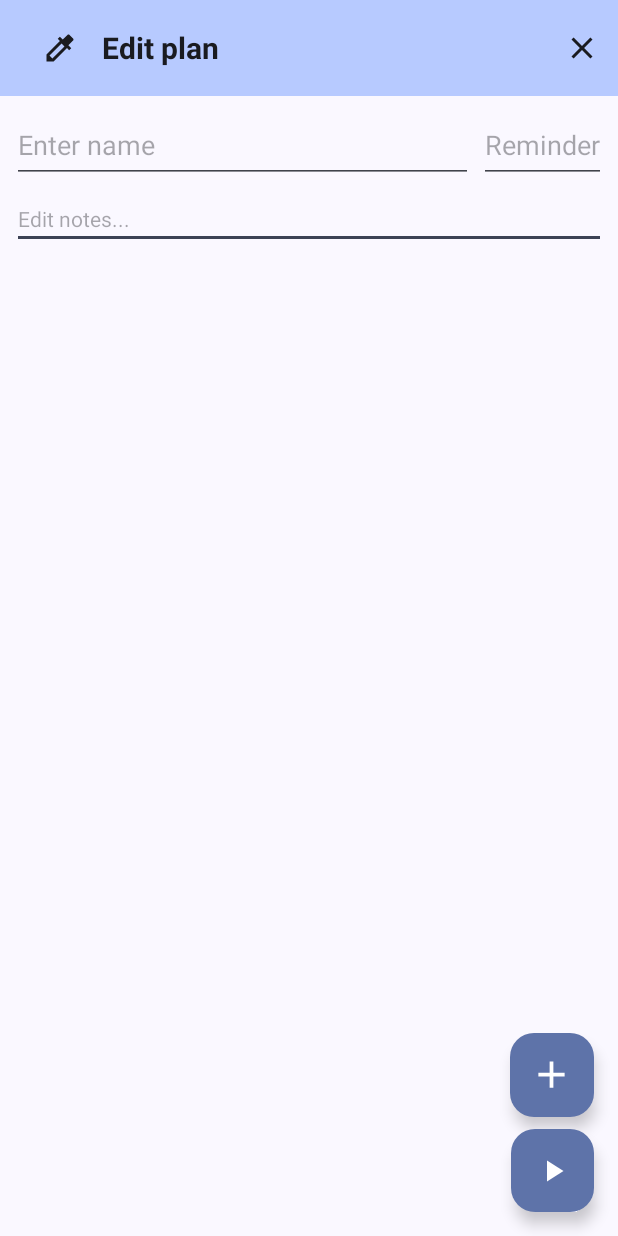
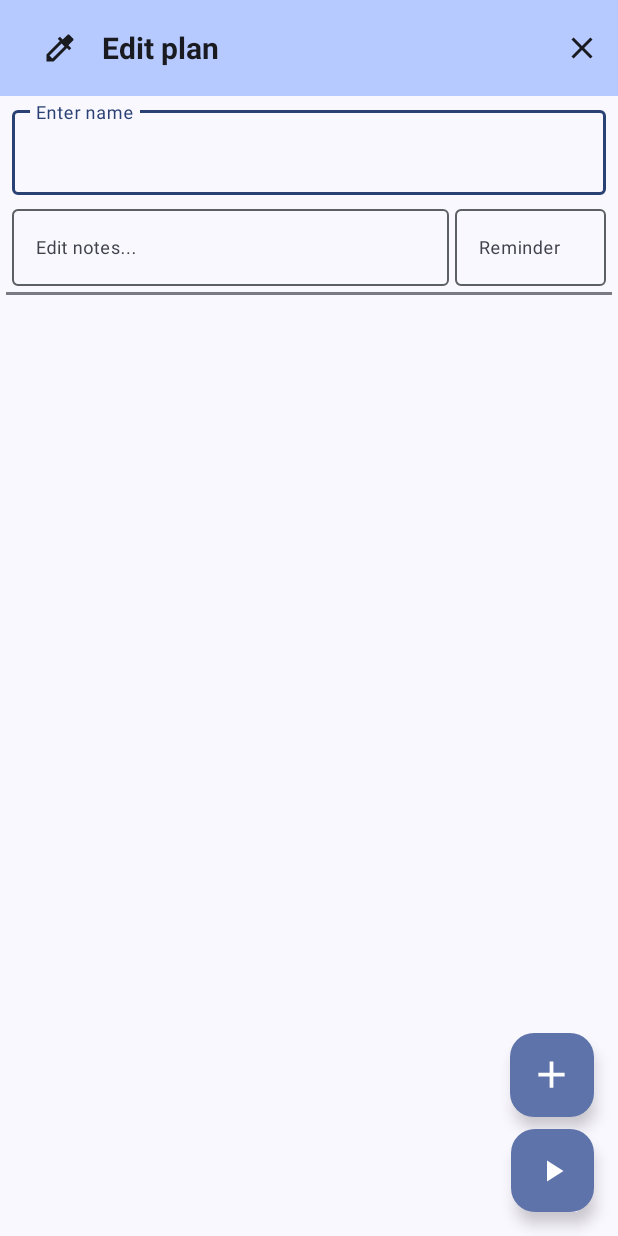
Before and after one commit to naibaf-1/GymTrim, an Android app: the layout activity_edit_plan.xml on its own in the app's theme, with its tools: preview values and no code run, on a phone screen of 412 x 824 dp. Run offline under Robolectric (Android 15) with nearby library versions, the phone set to English and light mode, and no system bars.

Commit message:
Improved UI: - Reordered EditText views - Redesigned EditText views - Separators

```diff
--- a/app/src/main/res/layout/activity_edit_plan.xml
+++ b/app/src/main/res/layout/activity_edit_plan.xml
@@ -7,97 +7,6 @@
     android:layout_height="match_parent"
     android:background="?android:attr/colorBackground"
     tools:context=".PlansAndTraining.AddPlanActivity">
-
-    <EditText
-        android:id="@+id/editText_NotesForPlan2"
-        android:layout_width="0dp"
-        android:layout_height="wrap_content"
-        android:layout_marginStart="8dp"
-        android:layout_marginTop="4dp"
-        android:layout_marginEnd="8dp"
-        android:hint="@string/edit_notes"
-        android:inputType="text|textMultiLine"
-        android:textAlignment="textStart"
-        android:textColor="?android:attr/textColorHint"
-        android:textSize="14sp"
-        app:layout_constraintEnd_toEndOf="parent"
-        app:layout_constraintStart_toStartOf="parent"
-        app:layout_constraintTop_toBottomOf="@+id/linearLayout" />
-
-    <androidx.recyclerview.widget.RecyclerView
-        android:id="@+id/RecyclerView_ExerciseOfPlan2"
-        android:layout_width="0dp"
-        android:layout_height="0dp"
-        android:layout_marginTop="8dp"
-        android:contentDescription="List of Exercises"
-        android:scrollbars="vertical"
-        app:layout_constraintBottom_toBottomOf="parent"
-        app:layout_constraintEnd_toEndOf="parent"
-        app:layout_constraintHorizontal_bias="1.0"
-        app:layout_constraintStart_toStartOf="parent"
-        app:layout_constraintTop_toBottomOf="@+id/editText_NotesForPlan2"
-        app:layout_constraintVertical_bias="1.0">
-
-    </androidx.recyclerview.widget.RecyclerView>
-
-    <com.google.android.material.floatingactionbutton.FloatingActionButton
-        android:id="@+id/floatingActionButton_SelectExerciseToAdd"
-        android:layout_width="wrap_content"
-        android:layout_height="wrap_content"
-        android:layout_marginEnd="16dp"
-        android:layout_marginBottom="8dp"
-        android:clickable="true"
-        android:contentDescription="Add"
-        app:layout_constraintBottom_toTopOf="@+id/floatingActionButton_Start_Training"
-        app:layout_constraintEnd_toEndOf="parent"
-        app:maxImageSize="30dp"
-        app:srcCompat="@drawable/add_icon" />
-
-    <com.google.android.material.floatingactionbutton.FloatingActionButton
-        android:id="@+id/floatingActionButton_Start_Training"
-        android:layout_width="55dp"
-        android:layout_height="55dp"
-        android:layout_marginEnd="16dp"
-        android:layout_marginBottom="16dp"
-        android:clickable="true"
-        android:contentDescription="Start"
-        app:layout_constraintBottom_toBottomOf="parent"
-        app:layout_constraintEnd_toEndOf="parent"
-        app:srcCompat="@drawable/start_icon" />
-
-    <LinearLayout
-        android:id="@+id/linearLayout"
-        android:layout_width="0dp"
-        android:layout_height="wrap_content"
-        android:layout_marginStart="8dp"
-        android:layout_marginTop="8dp"
-        android:layout_marginEnd="8dp"
-        android:orientation="horizontal"
-        app:layout_constraintEnd_toEndOf="parent"
-        app:layout_constraintStart_toStartOf="parent"
-        app:layout_constraintTop_toBottomOf="@+id/appBarLayout">
-
-        <EditText
-            android:id="@+id/editText_NameOfPlan2"
-            android:layout_width="0dp"
-            android:layout_height="50dp"
-            android:layout_marginEnd="4dp"
-            android:layout_weight="1"
-            android:hint="@string/get_plan_name"
-            android:inputType="text"
-            android:textAlignment="textStart"
-            android:textColor="?android:attr/textColorHint" />
-
-        <EditText
-            android:id="@+id/editTextNumberDecimal_ReminderTime2"
-            android:layout_width="wrap_content"
-            android:layout_height="50dp"
-            android:layout_weight="0"
-            android:hint="@string/get_reminder_time"
-            android:inputType="numberDecimal"
-            android:textColor="?android:attr/textColorHint"
-            android:textSize="18sp" />
-    </LinearLayout>
 
     <com.google.android.material.appbar.AppBarLayout
         android:id="@+id/appBarLayout"
@@ -162,4 +71,128 @@
 
     </com.google.android.material.appbar.AppBarLayout>
 
+    <com.google.android.material.textfield.TextInputLayout
+        android:id="@+id/textInputLayout5"
+        android:layout_width="match_parent"
+        android:layout_height="wrap_content"
+        android:layout_marginStart="8dp"
+        android:layout_marginTop="4dp"
+        android:layout_marginEnd="8dp"
+        app:layout_constraintEnd_toEndOf="parent"
+        app:layout_constraintStart_toStartOf="parent"
+        app:layout_constraintTop_toBottomOf="@+id/appBarLayout">
+
+        <EditText
+            android:id="@+id/editText_NameOfPlan2"
+            android:layout_width="match_parent"
+            android:layout_height="wrap_content"
+            android:hint="@string/get_plan_name"
+            android:inputType="text"
+            android:textAlignment="textStart"
+            android:textColor="?android:attr/textColorHint"
+            android:textSize="16sp" />
+    </com.google.android.material.textfield.TextInputLayout>
+
+    <LinearLayout
+        android:id="@+id/linearLayout"
+        android:layout_width="0dp"
+        android:layout_height="wrap_content"
+        android:layout_marginStart="8dp"
+        android:layout_marginTop="4dp"
+        android:layout_marginEnd="8dp"
+        android:orientation="horizontal"
+        app:layout_constraintEnd_toEndOf="parent"
+        app:layout_constraintStart_toStartOf="parent"
+        app:layout_constraintTop_toBottomOf="@+id/textInputLayout5">
+
+        <com.google.android.material.textfield.TextInputLayout
+            android:id="@+id/textInputLayout4"
+            android:layout_width="match_parent"
+            android:layout_height="wrap_content"
+            android:layout_marginEnd="4dp"
+            android:layout_weight="2">
+
+            <EditText
+                android:id="@+id/editText_NotesForPlan2"
+                android:layout_width="match_parent"
+                android:layout_height="match_parent"
+                android:hint="@string/edit_notes"
+                android:inputType="text|textMultiLine"
+                android:textAlignment="textStart"
+                android:textColor="?android:attr/textColorHint"
+                android:textSize="12sp" />
+
+        </com.google.android.material.textfield.TextInputLayout>
+
+        <com.google.android.material.textfield.TextInputLayout
+            android:layout_width="match_parent"
+            android:layout_height="match_parent"
+            android:layout_weight="5.85">
+
+            <EditText
+                android:id="@+id/editTextNumberDecimal_ReminderTime2"
+                android:layout_width="match_parent"
+                android:layout_height="match_parent"
+                android:hint="@string/get_reminder_time"
+                android:inputType="numberDecimal"
+                android:textColor="?android:attr/textColorHint"
+                android:textSize="12sp" />
+        </com.google.android.material.textfield.TextInputLayout>
+
+    </LinearLayout>
+
+    <View
+        android:id="@+id/view_HorizontalSeparator"
+        android:layout_width="match_parent"
+        android:layout_height="2dp"
+        android:layout_marginStart="4dp"
+        android:layout_marginTop="4dp"
+        android:layout_marginEnd="4dp"
+        android:background="?attr/colorOutlineVariant"
+        app:layout_constraintEnd_toEndOf="parent"
+        app:layout_constraintStart_toStartOf="parent"
+        app:layout_constraintTop_toBottomOf="@+id/linearLayout" />
+
+    <androidx.recyclerview.widget.RecyclerView
+        android:id="@+id/RecyclerView_ExerciseOfPlan2"
+        android:layout_width="0dp"
+        android:layout_height="0dp"
+        android:layout_marginStart="8dp"
+        android:layout_marginTop="4dp"
+        android:layout_marginEnd="8dp"
+        android:contentDescription="List of Exercises"
+        android:scrollbars="vertical"
+        app:layout_constraintBottom_toBottomOf="parent"
+        app:layout_constraintEnd_toEndOf="parent"
+        app:layout_constraintHorizontal_bias="1.0"
+        app:layout_constraintStart_toStartOf="parent"
+        app:layout_constraintTop_toBottomOf="@+id/view_HorizontalSeparator">
+
+    </androidx.recyclerview.widget.RecyclerView>
+
+    <com.google.android.material.floatingactionbutton.FloatingActionButton
+        android:id="@+id/floatingActionButton_SelectExerciseToAdd"
+        android:layout_width="wrap_content"
+        android:layout_height="wrap_content"
+        android:layout_marginEnd="16dp"
+        android:layout_marginBottom="8dp"
+        android:clickable="true"
+        android:contentDescription="Add"
+        app:layout_constraintBottom_toTopOf="@+id/floatingActionButton_Start_Training"
+        app:layout_constraintEnd_toEndOf="parent"
+        app:maxImageSize="30dp"
+        app:srcCompat="@drawable/add_icon" />
+
+    <com.google.android.material.floatingactionbutton.FloatingActionButton
+        android:id="@+id/floatingActionButton_Start_Training"
+        android:layout_width="55dp"
+        android:layout_height="55dp"
+        android:layout_marginEnd="16dp"
+        android:layout_marginBottom="16dp"
+        android:clickable="true"
+        android:contentDescription="Start"
+        app:layout_constraintBottom_toBottomOf="parent"
+        app:layout_constraintEnd_toEndOf="parent"
+        app:srcCompat="@drawable/start_icon" />
+
 </androidx.constraintlayout.widget.ConstraintLayout>
```
Also changed, not shown: app/src/main/res/layout/activity_add_plan.xml (+110 -78 lines).
